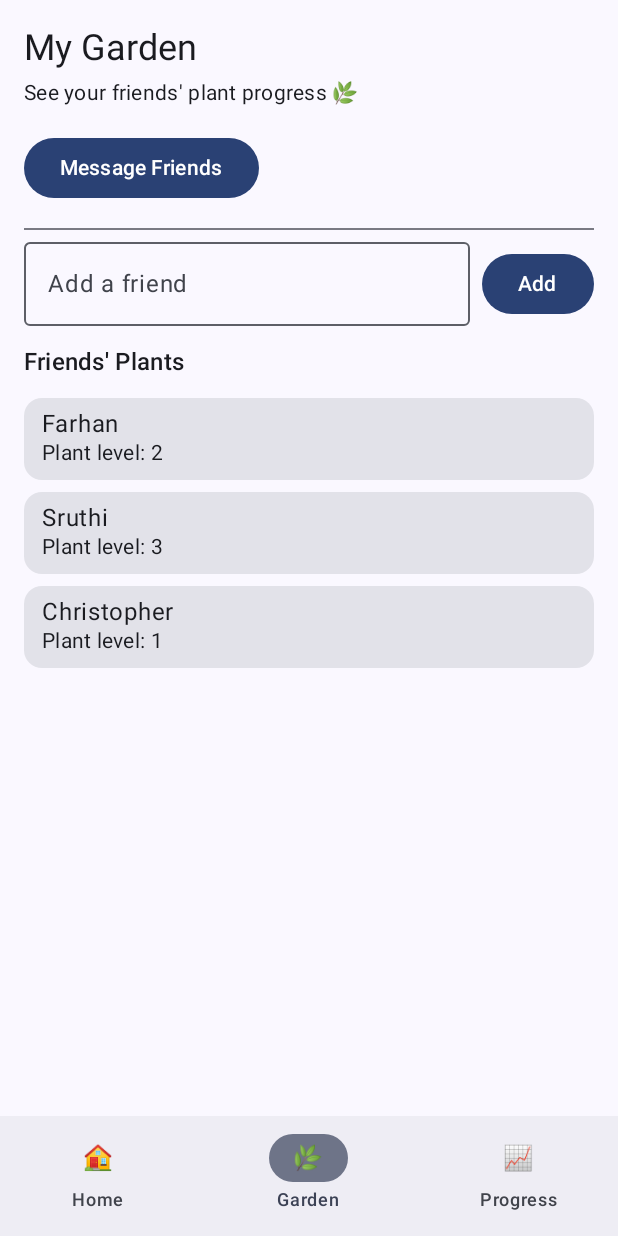
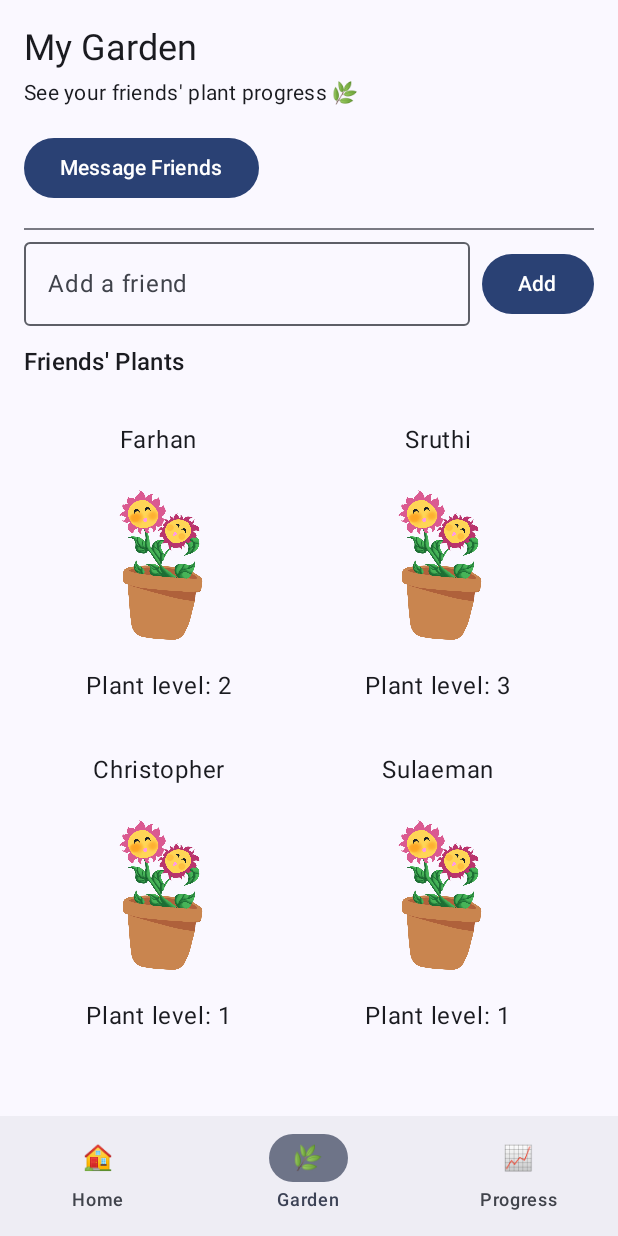
Before and after one commit to Farhan2323/GrowTogether, an Android app built with Jetpack Compose: the screen it shows after launch (MainActivity), item 2 of the bottom bar chosen, on a phone screen of 412 x 824 dp. Run offline under Robolectric (Android 15) with nearby library versions, the phone set to English and light mode, and no system bars.

```diff
--- a/app/src/main/java/com/example/growtogether/uihome/GardenScreen.kt
+++ b/app/src/main/java/com/example/growtogether/uihome/GardenScreen.kt
@@ -19,6 +19,12 @@ import androidx.compose.ui.Modifier
 import androidx.compose.ui.unit.dp
 import java.util.UUID
 import androidx.compose.foundation.clickable
+import androidx.compose.foundation.lazy.grid.LazyVerticalGrid
+import androidx.compose.foundation.lazy.grid.GridCells
+import androidx.compose.foundation.lazy.grid.items
+import androidx.compose.material3.CardDefaults
+import androidx.compose.ui.graphics.Color
+
 
 data class Friend(
     val id: String = UUID.randomUUID().toString(),
@@ -28,12 +34,14 @@ data class Friend(
 
 @Composable
 fun GardenScreen(onFriendClick: (String) -> Unit) {
+
     var friends by remember {
         mutableStateOf(
             listOf(
                 Friend(name = "Farhan", plantLevel = 2),
                 Friend(name = "Sruthi", plantLevel = 3),
-                Friend(name = "Christopher", plantLevel = 1)
+                Friend(name = "Christopher", plantLevel = 1),
+                Friend(name = "Sulaeman", plantLevel = 1)
             )
         )
     }
@@ -94,15 +102,80 @@ fun GardenScreen(onFriendClick: (String) -> Unit) {
             text = "Friends' Plants",
             style = MaterialTheme.typography.titleMedium
         )
+//        Row(
+//            modifier = Modifier
+//                .fillMaxWidth()
+//                .padding(top = 8.dp),
+//            horizontalArrangement = Arrangement.SpaceAround
+//        ) {
+//            AnimatedFlower()
+//            AnimatedFlower()
+//        }
         Spacer(modifier = Modifier.height(8.dp))
 
-        LazyColumn(modifier = Modifier.fillMaxSize()) {
+//        LazyColumn(modifier = Modifier.fillMaxSize()) {
+//            items(friends, key = { it.id }) { friend ->
+//
+//                FriendRow(friend, onClick = {
+//                    onFriendClick(friend.name)
+//                })
+//            }
+//        }
+
+        LazyVerticalGrid(
+            columns = GridCells.Fixed(2),
+            modifier = Modifier.fillMaxSize(),
+            contentPadding = PaddingValues(8.dp),
+            horizontalArrangement = Arrangement.spacedBy(8.dp),
+            verticalArrangement = Arrangement.spacedBy(8.dp)
+        ) {
             items(friends, key = { it.id }) { friend ->
-//                FriendRow(friend)
-                FriendRow(friend, onClick = {
+                FriendCard(friend, onClick = {
                     onFriendClick(friend.name)
                 })
             }
+        }
+
+    }
+}
+
+@Composable
+fun FriendCard(friend: Friend, onClick: () -> Unit) {
+    Card(
+        colors = CardDefaults.cardColors(
+            containerColor = Color.Transparent
+        ),
+        modifier = Modifier
+            .fillMaxWidth()
+            .clickable { onClick() }
+    ) {
+        Column(
+            modifier = Modifier.padding(12.dp),
+            horizontalAlignment = Alignment.CenterHorizontally
+        ) {
+            Text(friend.name)
+            AnimatedFlower()
+            Text("Plant level: ${friend.plantLevel}")
+        }
+    }
+}
+
+
+@Composable
+fun FriendRow(friend: Friend, onClick: () -> Unit) {
+    Card(
+        modifier = Modifier
+            .fillMaxWidth()
+            .padding(vertical = 4.dp)
+            .clickable { onClick() }
+    ) {
+        Column(
+            modifier = Modifier
+                .padding(horizontal = 12.dp, vertical = 8.dp)
+        ) {
+            Text(friend.name, style = MaterialTheme.typography.bodyLarge)
+            AnimatedFlower()
+            Text("Plant level: ${friend.plantLevel}", style = MaterialTheme.typography.bodyMedium)
         }
     }
 }
@@ -123,21 +196,3 @@ fun GardenScreen(onFriendClick: (String) -> Unit) {
 //        }
 //    }
 //}
-
-@Composable
-fun FriendRow(friend: Friend, onClick: () -> Unit) {
-    Card(
-        modifier = Modifier
-            .fillMaxWidth()
-            .padding(vertical = 4.dp)
-            .clickable { onClick() }
-    ) {
-        Column(
-            modifier = Modifier
-                .padding(horizontal = 12.dp, vertical = 8.dp)
-        ) {
-            Text(friend.name, style = MaterialTheme.typography.bodyLarge)
-            Text("Plant level: ${friend.plantLevel}", style = MaterialTheme.typography.bodyMedium)
-        }
-    }
-}
--- a/app/src/main/java/com/example/growtogether/uihome/HomeScreen.kt
+++ b/app/src/main/java/com/example/growtogether/uihome/HomeScreen.kt
@@ -27,7 +27,7 @@ import androidx.compose.ui.graphics.Color
 import androidx.compose.ui.graphics.Path
 import androidx.compose.ui.unit.dp
 import java.util.UUID
-import androidx.compose.ui.graphics.Color
+//import androidx.compose.ui.graphics.Color
 
 data class Task(
     val id: String = UUID.randomUUID().toString(),
@@ -75,7 +75,8 @@ fun HomeScreen() {
                 .height(200.dp),
             contentAlignment = Alignment.Center
         ) {
-            SimplePlant(completedCount = completedCount)
+//            SimplePlant(completedCount = completedCount)
+            AnimatedFlower()
         }
 
         Spacer(Modifier.height(24.dp))
```
